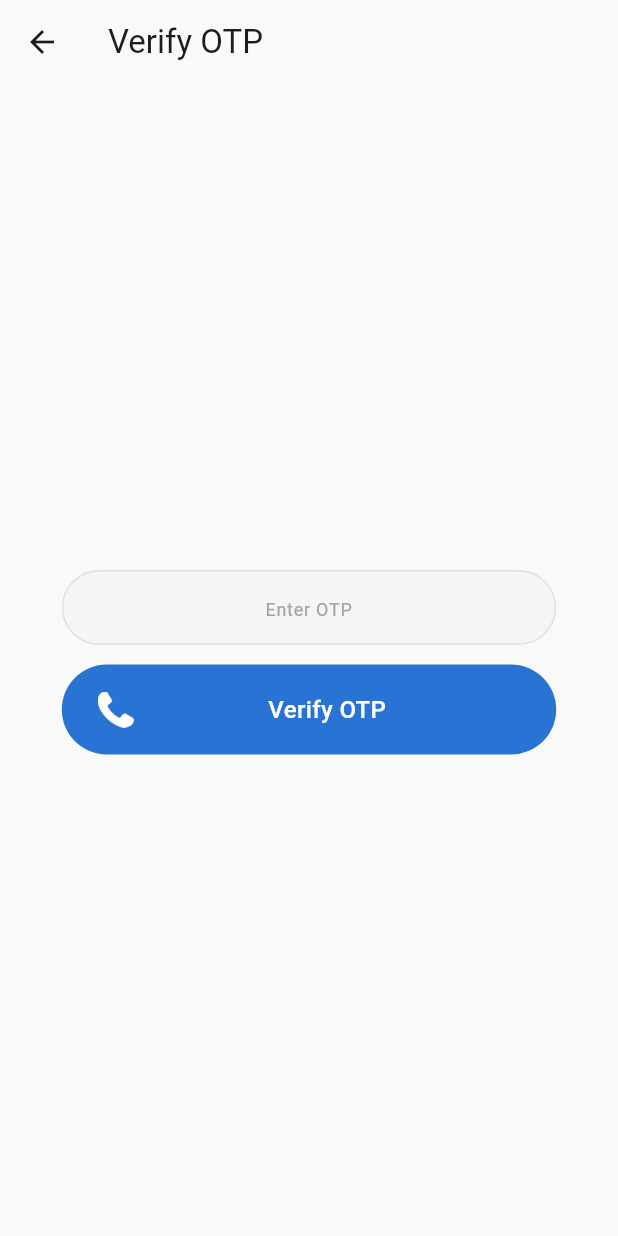
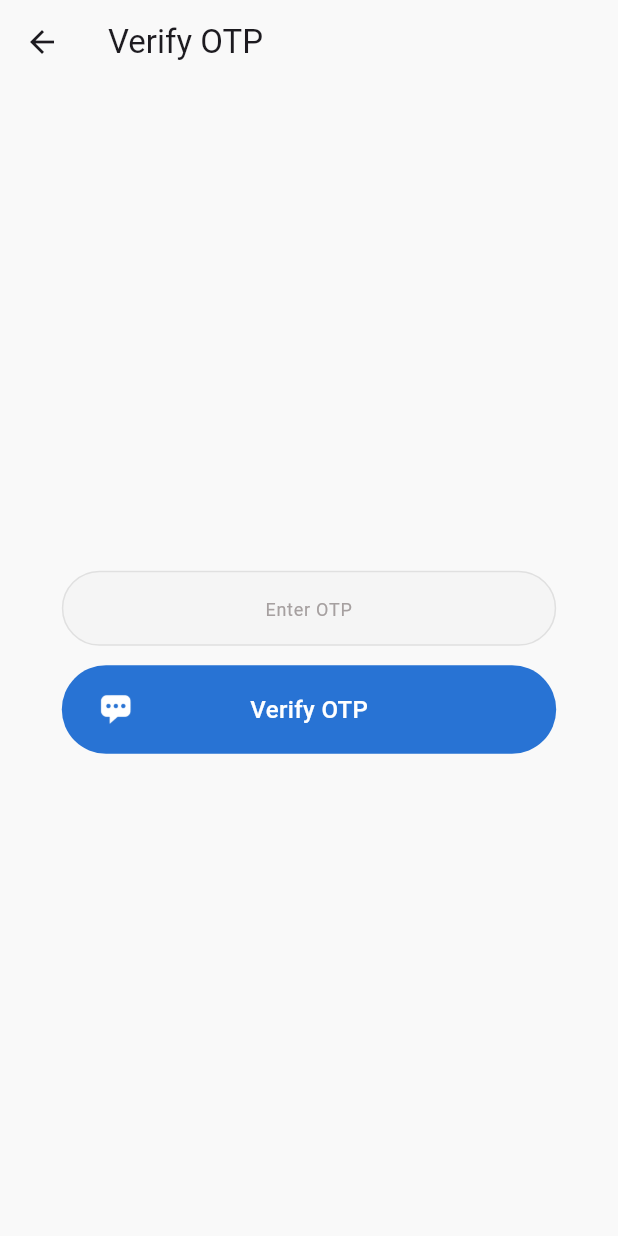
Before and after one commit to shahinsha-kvk/order_flow-firebase_auth, a Flutter app: the OtpScreen screen opened by its route, on a phone screen of 412 x 824 dp. Run offline on Flutter 3.47's test engine with Material 3 defaults, Android fonts, the phone set to English and light mode, and no system bars; our stand-ins replace cached_network_image, connectivity_plus, firebase_auth, firebase_core, get, google_sign_in; accounts and stored records are empty.

Commit message:
final scope commit

```diff
--- a/lib/auth/view/otp_screen.dart
+++ b/lib/auth/view/otp_screen.dart
@@ -34,7 +34,7 @@ class OtpScreen extends StatelessWidget {
 
                 CustomAuthButton(
                   label: 'Verify OTP',
-                  assetImagePath: 'assets/icons/phone-logo1.png',
+                  assetImagePath: 'assets/icons/message-icon.png',
                   bgColor: AppColors.buttonBlue,
                   onTap: vm.isLoading
                       ? null
--- a/lib/auth/view/phone_login_screen.dart
+++ b/lib/auth/view/phone_login_screen.dart
@@ -62,9 +62,8 @@ class PhoneLoginScreen extends StatelessWidget {
                         Themes.showSnackBarError(msg: vm.uiSnackBarMessage ?? 'Something went wrong',);
                         return;
                       }
-                      Get.toNamed('/Otp');
+                      Get.offAllNamed('/Otp');
                     },
-
                   ),
                 ],
               ),
--- a/lib/auth/view/widgets/custom_auth_button.dart
+++ b/lib/auth/view/widgets/custom_auth_button.dart
@@ -18,37 +18,35 @@ class CustomAuthButton extends StatelessWidget {
   @override
   Widget build(BuildContext context) {
     return GestureDetector(
-      onTap: () {
-        if (onTap != null) {
-          onTap!();
-        }
-      },
+      onTap: onTap,
       child: Container(
         width: getWidth(context: context) * 0.8,
-        padding: const EdgeInsets.symmetric(vertical: 18, horizontal: 24),
+        padding: const EdgeInsets.symmetric(vertical: 18),
         margin: const EdgeInsets.symmetric(vertical: 5, horizontal: 24),
         decoration: BoxDecoration(
           color: bgColor,
           borderRadius: BorderRadius.circular(60),
         ),
-        child: Row(
-          mainAxisSize: MainAxisSize.min,
+        child: Stack(
+          alignment: Alignment.center,
           children: [
-            Image.asset(
+            // Left icon
+            Positioned(
+              left: 24,
+              child: Image.asset(
                 assetImagePath,
                 width: 24,
                 height: 24,
               ),
-            Expanded(
-              child: Center(
-                child: Text(
+            ),
+
+            // Perfectly centered text
+            Text(
               label,
               style: const TextStyle(
                 fontSize: 16,
                 color: Colors.white,
                 fontWeight: FontWeight.w500,
-                  ),
-                ),
               ),
             ),
           ],
--- a/lib/helpers/app_colors.dart
+++ b/lib/helpers/app_colors.dart
@@ -7,7 +7,7 @@ class AppColors{
   static final Color textGrey = Color(0xFFA6A0A0);
   static final Color bgWhite = Color(0xFFF9F9F9);
 
-  static const Color transparentBlack = Color(0x33000000);
-  static const Color transparentGreen = Color(0x3300FF00);
-  static const Color iconRedTransparent = Color(0x33FB2F2F);
+  static const Color warningYellow = Color(0x33FFE082);
+  static const Color successGreen = Color(0xFFA5D6A7);
+  static const Color errorRed = Color(0xFFEF9A9A);
 }
--- a/lib/home/view/widgets/app_drawer.dart
+++ b/lib/home/view/widgets/app_drawer.dart
@@ -18,6 +18,7 @@ class AppDrawer extends StatelessWidget {
     final user = FirebaseAuth.instance.currentUser;
 
     return Drawer(
+      width: getWidth(context: context) * 0.95,
       shape: const RoundedRectangleBorder(
         borderRadius: BorderRadius.zero,
       ),
--- a/lib/home/view/widgets/category_tab.dart
+++ b/lib/home/view/widgets/category_tab.dart
@@ -20,7 +20,7 @@ class CategoryTabs extends StatelessWidget {
       child: ListView.separated(
         scrollDirection: Axis.horizontal,
         itemCount: categories.length,
-        separatorBuilder: (_, _) => const SizedBox(width: 1),
+        separatorBuilder: (_, _) => const SizedBox(width: 10),
         itemBuilder: (context, index) {
           final isSelected = index == vm.selectedCategoryIndex;
 
@@ -45,6 +45,7 @@ class CategoryTabs extends StatelessWidget {
                   color: isSelected ? Colors.red : Colors.black,
                   fontWeight:
                   isSelected ? FontWeight.bold : FontWeight.normal,
+                  fontSize: getWidth(context: context)*0.04,
                 ),
               ),
             ),
```
Also changed, not shown: lib/auth/provider/auth_view_model.dart (+17 -22 lines), lib/helpers/ui_helper.dart (+6 -6 lines), lib/home/view/cart_screen.dart (+28 -26 lines), lib/home/view/widgets/dish_card.dart (+11 -10 lines), assets/icons/message-icon.png. Lines whose indentation alone changed are shown as unchanged.
